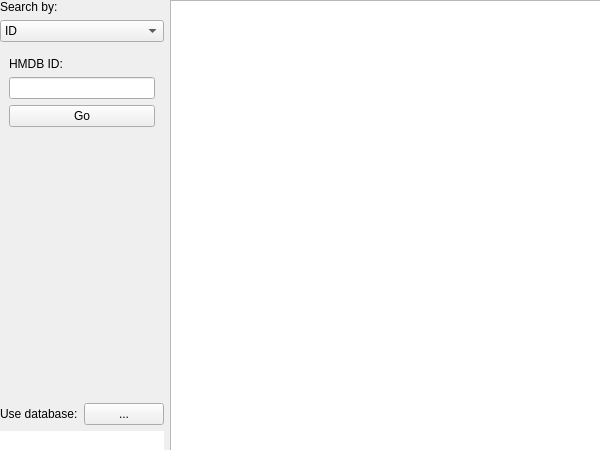
The window that src/formquery.ui (zwpwjwtz/HMDB-qt) describes before a commit, drawn with Qt 5.
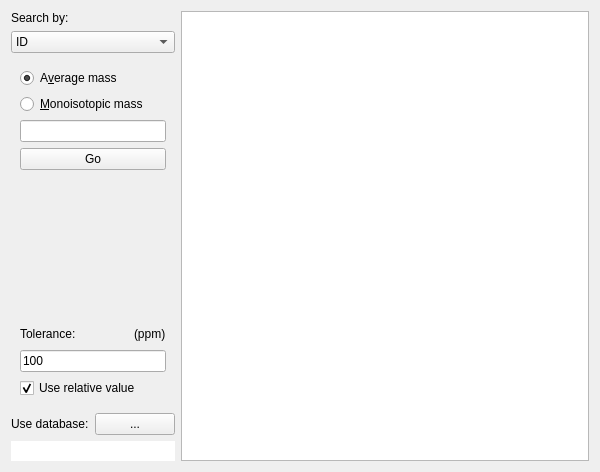
The same window after the commit. The open tabs and pages were chosen to show the change.

Commit message: Generate index files before query, and support querying by mass.

What changed in the file:
```diff
--- a/src/formquery.ui
+++ b/src/formquery.ui
@@ -7,21 +7,14 @@
     <x>0</x>
     <y>0</y>
     <width>600</width>
-    <height>450</height>
+    <height>472</height>
    </rect>
   </property>
   <property name="windowTitle">
    <string>Query HMDB</string>
   </property>
-  <widget class="QWidget" name="horizontalLayoutWidget">
-   <property name="geometry">
-    <rect>
-     <x>0</x>
-     <y>0</y>
-     <width>601</width>
-     <height>451</height>
-    </rect>
-   </property>
+  <layout class="QVBoxLayout" name="verticalLayout">
+   <item>
    <layout class="QHBoxLayout" name="horizontalLayout" stretch="1,4">
     <item>
      <layout class="QVBoxLayout" name="frameLeft" stretch="1,10,0">
@@ -114,6 +107,107 @@
             </item>
            </layout>
           </widget>
+           <widget class="QWidget" name="pageOptionName"/>
+           <widget class="QWidget" name="pageOptionMass">
+            <layout class="QVBoxLayout" name="verticalLayout_3">
+             <item>
+              <layout class="QVBoxLayout" name="frameMassInput">
+               <item>
+                <widget class="QRadioButton" name="radioAvgMass">
+                 <property name="text">
+                  <string>A&amp;verage mass</string>
+                 </property>
+                 <property name="checked">
+                  <bool>true</bool>
+                 </property>
+                </widget>
+               </item>
+               <item>
+                <widget class="QRadioButton" name="radioMonoMass">
+                 <property name="text">
+                  <string>&amp;Monoisotopic mass</string>
+                 </property>
+                </widget>
+               </item>
+               <item>
+                <widget class="QLineEdit" name="textMass"/>
+               </item>
+              </layout>
+             </item>
+             <item>
+              <widget class="QPushButton" name="buttonQueryMass">
+               <property name="text">
+                <string>Go</string>
+               </property>
+              </widget>
+             </item>
+             <item>
+              <spacer name="verticalSpacer_3">
+               <property name="orientation">
+                <enum>Qt::Vertical</enum>
+               </property>
+               <property name="sizeHint" stdset="0">
+                <size>
+                 <width>20</width>
+                 <height>40</height>
+                </size>
+               </property>
+              </spacer>
+             </item>
+             <item>
+              <layout class="QVBoxLayout" name="frameMassToleranceInput">
+               <item>
+                <layout class="QHBoxLayout" name="frameLabelMassTolerance">
+                 <item>
+                  <widget class="QLabel" name="labelMassTolerance">
+                   <property name="text">
+                    <string>Tolerance:</string>
+                   </property>
+                  </widget>
+                 </item>
+                 <item>
+                  <spacer name="horizontalSpacer">
+                   <property name="orientation">
+                    <enum>Qt::Horizontal</enum>
+                   </property>
+                   <property name="sizeHint" stdset="0">
+                    <size>
+                     <width>40</width>
+                     <height>20</height>
+                    </size>
+                   </property>
+                  </spacer>
+                 </item>
+                 <item>
+                  <widget class="QLabel" name="labelMassToleranceUnit">
+                   <property name="text">
+                    <string>(ppm)</string>
+                   </property>
+                  </widget>
+                 </item>
+                </layout>
+               </item>
+               <item>
+                <widget class="QLineEdit" name="textMassTolerance">
+                 <property name="text">
+                  <string>100</string>
+                 </property>
+                </widget>
+               </item>
+               <item>
+                <widget class="QCheckBox" name="checkRelativeTolerance">
+                 <property name="text">
+                  <string>Use relative value</string>
+                 </property>
+                 <property name="checked">
+                  <bool>true</bool>
+                 </property>
+                </widget>
+               </item>
+              </layout>
+             </item>
+            </layout>
+           </widget>
          </widget>
         </item>
        </layout>
@@ -164,7 +258,8 @@
      </layout>
     </item>
    </layout>
-  </widget>
+   </item>
+  </layout>
  </widget>
  <resources/>
  <connections/>
```
Left out of the diff: 7 changed lines with no effect on the pictures. Lines whose indentation alone changed are shown as unchanged. The commit also changes 14 other files.
